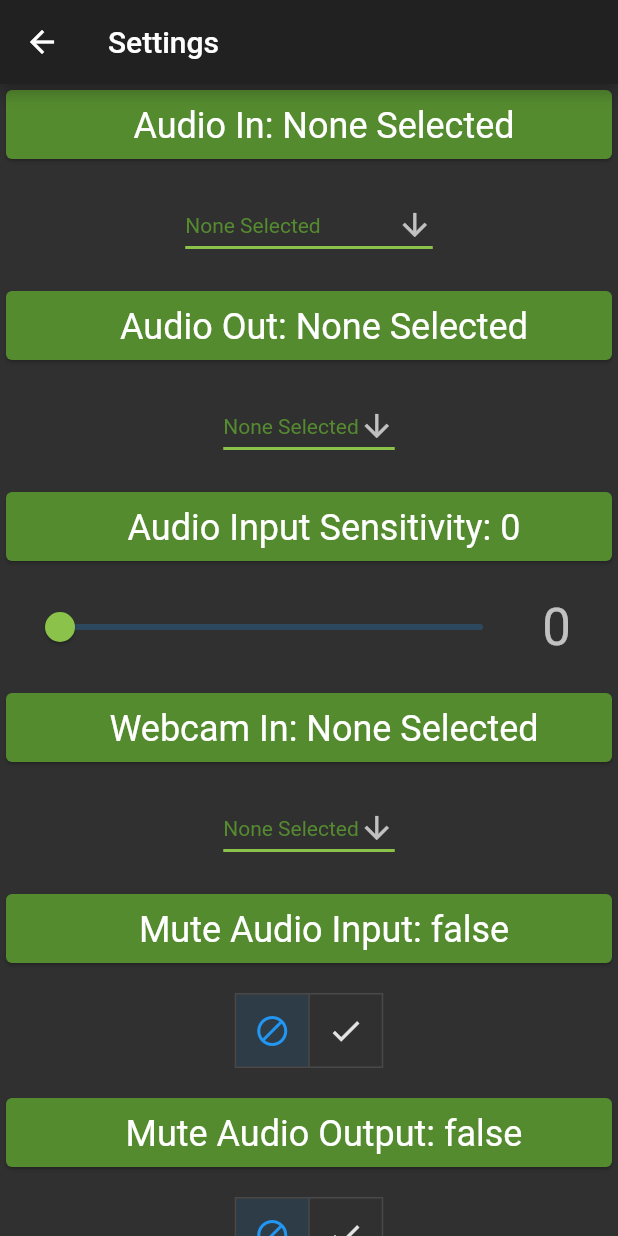
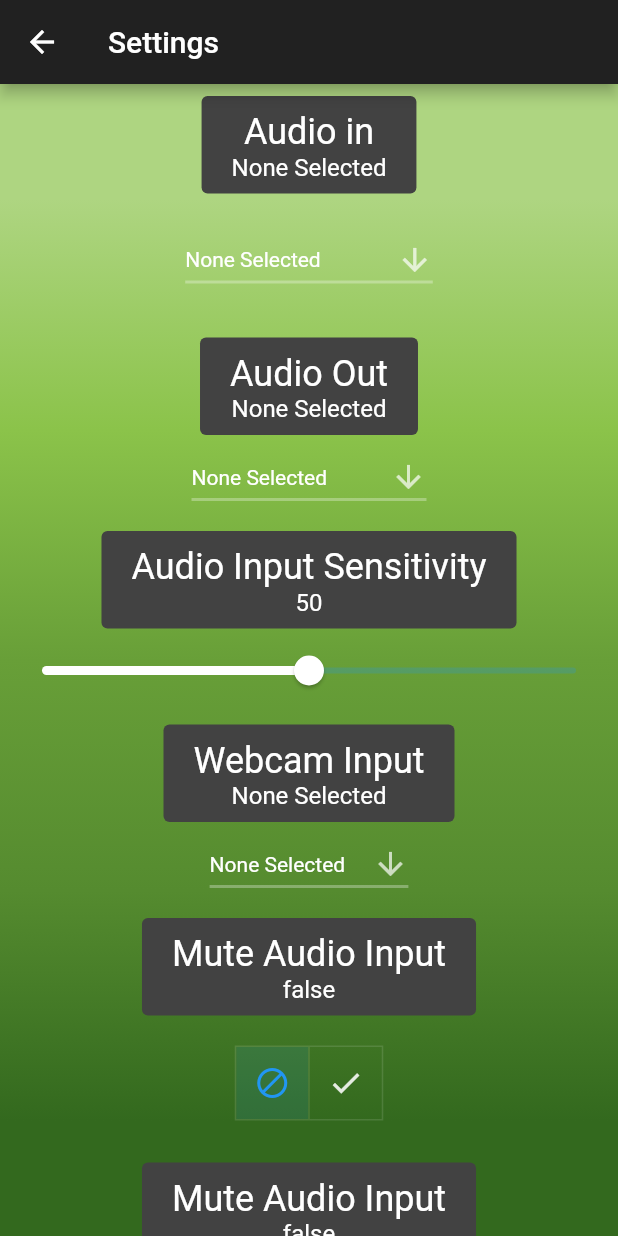
Before and after one commit to VertexChat/vertex, a Flutter app: the SettingsPage screen opened directly, on a phone screen of 412 x 824 dp. Run offline on Flutter 3.47's test engine with Material 2 defaults, Android fonts, the phone set to English and light mode, and no system bars; our stand-ins replace auto_size_text, shared_preferences; missing offline and left inert: shared_preferences_web; accounts and stored records are empty.

Commit message:
Settings Redesign
+ Gradient background

Probably not final.. dunno if it's a great look

```diff
--- a/ui/lib/src/pages/settings_page.dart
+++ b/ui/lib/src/pages/settings_page.dart
@@ -1,7 +1,9 @@
 import 'package:flutter/material.dart';
 import 'package:shared_preferences/shared_preferences.dart';
 import 'package:vertex_ui/src/models/settings_model.dart';
+import 'package:vertex_ui/src/widgets/text_widget.dart';
 
+// TODO: Verify if this is correct
 /// Passing settings in from main.dart
 /// Stateful widget receives data
 /// It hands off data to Stateless widget
@@ -19,16 +21,36 @@ class SettingsPage extends StatefulWidget {
   _SettingsPageState createState() => _SettingsPageState();
 }
 
-class _SettingsPageState extends State<SettingsPage>{
+class _SettingsPageState extends State<SettingsPage> {
   String _audioInput;
   String _audioOutput;
   double _audioInputSensitivity;
   String _videoInput;
   bool _audioInputIsMute;
   bool _audioOutputIsMute;
+  bool _theme; // Light --> true /  Dark --> false
+
+  List<String> _defaultAudioInput = [
+    'None Selected',
+    'Integrated Microphone',
+    'External Microphone'
+  ];
+
+  List<String> _defaultAudioOutput = [
+    'None Selected',
+    'Integrated Speakers',
+    'External Headphones'
+  ];
+
+  List<String> _defaultVideoInput = [
+    'None Selected',
+    'Internal Webcam',
+    'External Webcam'
+  ];
 
   List<bool> _audioInputIsSelected = [true, false];
   List<bool> _audioOutputIsSelected = [true, false];
+  List<bool> _themeIsSelected = [true, false];
 
   /// -- Init State --
   @override
@@ -65,40 +87,37 @@ class _SettingsPageState extends State<SettingsPage>{
     setState(() {
       _audioInput = (sharedPrefs.getString('audioInput') ?? 'None Selected');
       _audioOutput = (sharedPrefs.getString('audioOutput') ?? 'None Selected');
-      _audioInputSensitivity = (sharedPrefs.getDouble('audioInputSensitivity') ?? 0.0);
+      _audioInputSensitivity =
+          (sharedPrefs.getDouble('audioInputSensitivity') ?? 50.0);
       _videoInput = (sharedPrefs.getString('videoInput') ?? 'None Selected');
       _audioInputIsMute = (sharedPrefs.getBool('audioInputIsMute') ?? false);
       _audioOutputIsMute = (sharedPrefs.getBool('audioOutputIsMute') ?? false);
     });
   }
 
-  /// -- Audio Input--
-  /// Text Display
-  Widget get audioInputText {
+  /// -- Audio Input Card--
+  /// Displays Text
+  /// Displays Dropdown
+  Widget get audioInCard {
     return Container(
       child: Card(
-          color: Colors.lightGreen[800],
-          child: Padding(
-            padding: const EdgeInsets.only(
-              top: 10.0,
-              bottom: 8.0,
-              left: 20.0,
-            ),
-            child: Row(
-              crossAxisAlignment: CrossAxisAlignment.start,
+//        color: Colors.lightGreen[800],
+        elevation: 0,
+        color: Colors.transparent,
+        child: Column(
+          crossAxisAlignment: CrossAxisAlignment.center,
           mainAxisAlignment: MainAxisAlignment.spaceEvenly,
           children: <Widget>[
-                Text("Audio In: " + _audioInput,
-                    style: Theme.of(context).textTheme.headline),
+            TextWidget("Audio in", _audioInput),
+            audioInputDropBox,
           ],
         ),
-          )),
+      ),
     );
   }
 
   /// -- Audio Input --
   /// DropBox Display
-  ///
   /// TODO: Manipulate for systems hardware
   Widget get audioInputDropBox {
     return Column(
@@ -118,23 +137,19 @@ class _SettingsPageState extends State<SettingsPage>{
                     icon: Icon(Icons.arrow_downward),
                     iconSize: 24,
                     elevation: 16,
-                    style: TextStyle(color: Colors.lightGreen[800]),
+                    style: TextStyle(color: Colors.white),
                     underline: Container(
                       height: 2,
-                      color: Colors.lightGreen,
+                      color: Colors.white30,
                     ),
                     onChanged: (String value) {
                       setState(() {
                         _audioInput = value;
                       });
+                      // Save as key value pair
                       save('audioInput', value);
                     },
-                    // TODO: Look at getting audio options here
-                    items: <String>[
-                      'None Selected',
-                      'Integrated Microphone',
-                      'External Microphone'
-                    ].map((String value) {
+                    items: _defaultAudioInput.map((String value) {
                       return new DropdownMenuItem<String>(
                         value: value,
                         child: new Text(value),
@@ -148,27 +163,23 @@ class _SettingsPageState extends State<SettingsPage>{
     );
   }
 
-  /// -- Audio Output --
+  /// -- Audio Card--
   /// Text Display
-  Widget get audioOutputText {
+  Widget get audioOutCard {
     return Container(
       child: Card(
-          color: Colors.lightGreen[800],
-          child: Padding(
-            padding: const EdgeInsets.only(
-              top: 10.0,
-              bottom: 8.0,
-              left: 20.0,
-            ),
-            child: Row(
-              crossAxisAlignment: CrossAxisAlignment.start,
+//        color: Colors.lightGreen[800],
+        elevation: 0,
+        color: Colors.transparent,
+        child: Column(
+          crossAxisAlignment: CrossAxisAlignment.center,
           mainAxisAlignment: MainAxisAlignment.spaceEvenly,
           children: <Widget>[
-                Text("Audio Out: " + _audioOutput,
-                    style: Theme.of(context).textTheme.headline),
+            TextWidget("Audio Out", _audioOutput),
+            audioOutputDropBox,
           ],
         ),
-          )),
+      ),
     );
   }
 
@@ -178,10 +189,6 @@ class _SettingsPageState extends State<SettingsPage>{
     return Column(
       children: <Widget>[
         Container(
-            padding: EdgeInsets.symmetric(
-              vertical: 16.0,
-              horizontal: 16.0,
-            ),
           child: Row(
             mainAxisAlignment: MainAxisAlignment.spaceEvenly,
             children: <Widget>[
@@ -192,10 +199,10 @@ class _SettingsPageState extends State<SettingsPage>{
                   icon: Icon(Icons.arrow_downward),
                   iconSize: 24,
                   elevation: 16,
-                    style: TextStyle(color: Colors.lightGreen[800]),
+                  style: TextStyle(color: Colors.white),
                   underline: Container(
                     height: 2,
-                      color: Colors.lightGreen,
+                    color: Colors.white30,
                   ),
                   onChanged: (String value) {
                     setState(() {
@@ -203,10 +210,8 @@ class _SettingsPageState extends State<SettingsPage>{
                     });
                     save('audioOutput', value);
                   },
-
                   // TODO: Look at getting audio options here
-                    items: <String>['None Selected', 'Speakers', 'Headphones']
-                        .map((String value) {
+                  items: _defaultAudioOutput.map((String value) {
                     return new DropdownMenuItem<String>(
                       value: value,
                       child: new Text(value),
@@ -215,34 +220,29 @@ class _SettingsPageState extends State<SettingsPage>{
                 ),
               ),
             ],
-            )),
+          ),
+        ),
       ],
     );
   }
 
-  /// -- Audio Input Sensitivity --
-  /// Text Display
-  Widget get audioInputSensitivityText {
+  /// -- Audio Sensitivity Card--
+  Widget get audioInputSensitivityCard {
     return Container(
       child: Card(
-          color: Colors.lightGreen[800],
-          child: Padding(
-            padding: const EdgeInsets.only(
-              top: 10.0,
-              bottom: 8.0,
-              left: 20.0,
-            ),
-            child: Row(
-              crossAxisAlignment: CrossAxisAlignment.start,
+//        color: Colors.lightGreen[800],
+        elevation: 0,
+        color: Colors.transparent,
+        child: Column(
+          crossAxisAlignment: CrossAxisAlignment.center,
           mainAxisAlignment: MainAxisAlignment.spaceEvenly,
           children: <Widget>[
-                Text(
-                    "Audio Input Sensitivity: " +
-                        _audioInputSensitivity.floor().toString(),
-                    style: Theme.of(context).textTheme.headline),
+            TextWidget("Audio Input Sensitivity",
+                _audioInputSensitivity.floor().toString()),
+            audioInputSensitivitySlider,
           ],
         ),
-          )),
+      ),
     );
   }
 
@@ -252,17 +252,13 @@ class _SettingsPageState extends State<SettingsPage>{
     return Column(
       children: <Widget>[
         Container(
-            padding: EdgeInsets.symmetric(
-              vertical: 16.0,
-              horizontal: 16.0,
-            ),
           child: Row(
             mainAxisAlignment: MainAxisAlignment.spaceBetween,
             children: <Widget>[
               Flexible(
                 flex: 1,
                 child: Slider(
-                    activeColor: Colors.lightGreen,
+                  activeColor: Colors.white,
                   min: 0.0,
                   max: 100.0,
                   onChanged: (value) {
@@ -274,43 +270,30 @@ class _SettingsPageState extends State<SettingsPage>{
                   value: _audioInputSensitivity,
                 ),
               ),
-
-                // This displays the slider value
-                Container(
-                  width: 50.0,
-                  alignment: Alignment.center,
-                  child: Text(
-                    '${_audioInputSensitivity.toInt()}',
-                    style: Theme.of(context).textTheme.display1,
+            ],
           ),
-                )
-              ],
-            )),
+        ),
       ],
     );
   }
 
-  /// -- WebCam Input --
-  /// Text Widget
-  Widget get videoInputText {
+  /// -- Audio Card--
+  /// Text Display
+  Widget get videoInputCard {
     return Container(
       child: Card(
-          color: Colors.lightGreen[800],
-          child: Padding(
-            padding: const EdgeInsets.only(
-              top: 10.0,
-              bottom: 8.0,
-              left: 20.0,
-            ),
-            child: Row(
-              crossAxisAlignment: CrossAxisAlignment.start,
+//        color: Colors.lightGreen[800],
+        elevation: 0,
+        color: Colors.transparent,
+        child: Column(
+          crossAxisAlignment: CrossAxisAlignment.center,
           mainAxisAlignment: MainAxisAlignment.spaceEvenly,
           children: <Widget>[
-                Text("Webcam In: " + _videoInput,
-                    style: Theme.of(context).textTheme.headline),
+            TextWidget("Webcam Input", _videoInput),
+            videoInputDropBox,
           ],
         ),
-          )),
+      ),
     );
   }
 
@@ -320,10 +303,6 @@ class _SettingsPageState extends State<SettingsPage>{
     return Column(
       children: <Widget>[
         Container(
-            padding: EdgeInsets.symmetric(
-              vertical: 16.0,
-              horizontal: 16.0,
-            ),
           child: Row(
             mainAxisAlignment: MainAxisAlignment.spaceEvenly,
             children: <Widget>[
@@ -334,10 +313,10 @@ class _SettingsPageState extends State<SettingsPage>{
                   icon: Icon(Icons.arrow_downward),
                   iconSize: 24,
                   elevation: 16,
-                    style: TextStyle(color: Colors.lightGreen[800]),
+                  style: TextStyle(color: Colors.white),
                   underline: Container(
                     height: 2,
-                      color: Colors.lightGreen,
+                    color: Colors.white30,
                   ),
                   onChanged: (String value) {
                     setState(() {
@@ -345,10 +324,8 @@ class _SettingsPageState extends State<SettingsPage>{
                     });
                     save('videoInput', value);
                   },
-                    items: <String>[
-                      'None Selected',
-                      'Webcam',
-                    ].map((String value) {
+                  // TODO: Look at getting audio options here
+                  items: _defaultVideoInput.map((String value) {
                     return new DropdownMenuItem<String>(
                       value: value,
                       child: new Text(value),
@@ -357,32 +334,29 @@ class _SettingsPageState extends State<SettingsPage>{
                 ),
               ),
             ],
-            )),
+          ),
+        ),
       ],
     );
   }
 
-  /// -- Mute Microphone --
-  /// Text Widget
-  Widget get audioInputIsMuteText {
+  /// -- Audio Card--
+  /// Text Display
+  Widget get audioInputIsMuteCard {
     return Container(
       child: Card(
-          color: Colors.lightGreen[800],
-          child: Padding(
-            padding: const EdgeInsets.only(
-              top: 10.0,
-              bottom: 8.0,
-              left: 20.0,
-            ),
-            child: Row(
-              crossAxisAlignment: CrossAxisAlignment.start,
+//        color: Colors.lightGreen[800],
+        elevation: 0,
+        color: Colors.transparent,
+        child: Column(
+          crossAxisAlignment: CrossAxisAlignment.center,
           mainAxisAlignment: MainAxisAlignment.spaceEvenly,
           children: <Widget>[
-                Text("Mute Audio Input: " + _audioInputIsMute.toString(),
-                    style: Theme.of(context).textTheme.headline),
+            TextWidget("Mute Audio Input", _audioInputIsMute.toString()),
+            audioInputIsMuteToggle,
           ],
         ),
-          )),
+      ),
     );
   }
 
@@ -415,6 +389,7 @@ class _SettingsPageState extends State<SettingsPage>{
                         }
                         _audioInputIsMute = _audioInputIsSelected[i];
                         save('audioInputIsMute', _audioInputIsSelected[i]);
+                        save('audioInputIsSelected', _audioInputIsSelected[i]);
                       }
                     });
                   },
@@ -426,27 +401,23 @@ class _SettingsPageState extends State<SettingsPage>{
     );
   }
 
-  /// -- Mute Headphone --
-  /// Text Widget
-  Widget get audioOutputIsMuteText {
+  /// -- Audio Card--
+  /// Text Display
+  Widget get audioOutputIsMuteCard {
     return Container(
       child: Card(
-          color: Colors.lightGreen[800],
-          child: Padding(
-            padding: const EdgeInsets.only(
-              top: 10.0,
-              bottom: 8.0,
-              left: 20.0,
-            ),
-            child: Row(
-              crossAxisAlignment: CrossAxisAlignment.start,
+//        color: Colors.lightGreen[800],
+        elevation: 0,
+        color: Colors.transparent,
+        child: Column(
+          crossAxisAlignment: CrossAxisAlignment.center,
           mainAxisAlignment: MainAxisAlignment.spaceEvenly,
           children: <Widget>[
-                Text("Mute Audio Output: " + _audioOutputIsMute.toString(),
-                    style: Theme.of(context).textTheme.headline),
+            TextWidget("Mute Audio Input", _audioOutputIsMute.toString()),
+            audioOutputIsMuteToggle,
           ],
         ),
-          )),
+      ),
     );
   }
 
@@ -474,12 +445,13 @@ class _SettingsPageState extends State<SettingsPage>{
                       for (int i = 0; i < _audioOutputIsSelected.length; i++) {
                         if (i == index) {
                           _audioOutputIsSelected[i] = true;
+//                          brightness: Brightness.dark,
                         } else {
                           _audioOutputIsSelected[i] = false;
                         }
                         _audioOutputIsMute = _audioOutputIsSelected[i];
                         save('audioOutputIsMute', _audioOutputIsSelected[i]);
-
+                        save('audioOutputIsSelected', _audioOutputIsSelected[i]);
                       }
                     });
                   },
@@ -490,30 +462,135 @@ class _SettingsPageState extends State<SettingsPage>{
       ],
     );
   }
+//
+//  /// -- Theme Card--
+//  /// Text Display
+//  Widget get themeCard {
+//    return Container(
+//      child: Card(
+//        color: Colors.lightGreen[800],
+//        child: Column(
+//          crossAxisAlignment: CrossAxisAlignment.center,
+//          mainAxisAlignment: MainAxisAlignment.spaceEvenly,
+//          children: <Widget>[
+//            TextWidget("", _audioOutputIsMute.toString()),
+//            audioOutputIsMuteToggle,
+//          ],
+//        ),
+//      ),
+//    );
+//  }
+//
+//  /// -- Theme Input --
+//  /// Text Widget
+//  Widget get themeText {
+//    return Container(
+//      child: Card(
+////          color: Colors.lightGreen[800],
+//          child: Padding(
+//            padding: const EdgeInsets.only(
+//              top: 10.0,
+//              bottom: 8.0,
+//              left: 20.0,
+//            ),
+//            child: Row(
+//              crossAxisAlignment: CrossAxisAlignment.start,
+//              mainAxisAlignment: MainAxisAlignment.spaceEvenly,
+//              children: <Widget>[
+//                Text("Current Theme: " + _theme.toString(),
+//                    style: Theme.of(context).textTheme.headline),
+//              ],
+//            ),
+//          )),
+//    );
+//  }
+//
+//  /// -- Mute Headphone --
+//  /// ToggleButton Widget
+//  Widget get themeToggle {
+//    return Column(
+//      children: <Widget>[
+//        Container(
+//            padding: EdgeInsets.symmetric(
+//              vertical: 16.0,
+//              horizontal: 16.0,
+//            ),
+//            child: Row(
+//              mainAxisAlignment: MainAxisAlignment.spaceEvenly,
+//              children: <Widget>[
+//                ToggleButtons(
+//                  children: <Widget>[
+//                    Icon(Icons.do_not_disturb_alt),
+//                    Icon(Icons.check),
+//                  ],
+////                  // Need mutually exclusive check
+//                  onPressed: (int index) {
+//                    setState(() {
+//                      for (int i = 0; i < _themeIsSelected.length; i++) {
+//                        if (i == index) {
+//                          _themeIsSelected[i] = true;
+//                        } else {
+//                          _themeIsSelected[i] = false;
+//                        }
+//                        _theme = _themeIsSelected[i];
+//                        save('theme', _themeIsSelected[i]);
+//                      }
+//                    });
+//                  },
+//                  isSelected: _themeIsSelected,
+//                ),
+//              ],
+//            )),
+//      ],
+//    );
+//  }
 
   @override
   Widget build(BuildContext context) {
     return Scaffold(
-//      backgroundColor: Colors.white12,
+      backgroundColor: Colors.white12,
       appBar: AppBar(
         title: Text("Settings"),
       ),
-      body: Center(
+      body: Container(
+        decoration: BoxDecoration(
+          gradient: LinearGradient(
+            begin: Alignment.bottomCenter,
+            end: Alignment.topCenter,
+            stops: [0.1, 0.3, 0.5, 0.7, 0.9],
+            colors: [
+              Colors.lightGreen[900],
+              Colors.lightGreen[800],
+              Colors.lightGreen[700],
+              Colors.lightGreen[500],
+              Colors.lightGreen[300],
+            ],
+          ),
+        ),
+        child: Center(
           child: ListView(
             children: <Widget>[
-            audioInputText,
-            audioInputDropBox,
-            audioOutputText,
-            audioOutputDropBox,
-            audioInputSensitivityText,
-            audioInputSensitivitySlider,
-            videoInputText,
-            videoInputDropBox,
-            audioInputIsMuteText,
-            audioInputIsMuteToggle,
-            audioOutputIsMuteText,
-            audioOutputIsMuteToggle,
+              audioInCard,
+              audioOutCard,
+              audioInputSensitivityCard,
+              videoInputCard,
+              audioInputIsMuteCard,
+              audioOutputIsMuteCard,
+//            audioInputDropBox,
+//            audioOutputText,
+//            audioOutputDropBox,
+//            audioInputSensitivityText,
+//            audioInputSensitivitySlider,
+//            videoInputText,
+//            videoInputDropBox,
+//            audioInputIsMuteText,
+//            audioInputIsMuteToggle,
+//            audioOutputIsMuteText,
+//            audioOutputIsMuteToggle,
+//            themeText,
+//            themeToggle,
             ],
+          ),
         ),
       ),
     );
--- a/ui/lib/src/widgets/drop_box_widget.dart
+++ b/ui/lib/src/widgets/drop_box_widget.dart
@@ -1,22 +1,69 @@
+//import 'package:flutter/material.dart';
+//
+//class DropBoxWidget extends StatelessWidget {
+//
+//  @override
+//  _DropBoxWidgetState createState() => _DropBoxWidgetState();
+//}
+//
+//class _DropBoxWidgetState extends State<DropBoxWidget> {
+//  String defaultValue;
+//  List<String> options;
+//
+//  _DropBoxWidgetState({this.defaultValue, this.options});
+//
+//  @override
+//  Widget build(BuildContext context) {
+//    return Column(
+//      children: <Widget>[
+//        Container(
+//            padding: EdgeInsets.symmetric(
+//              vertical: 16.0,
+//              horizontal: 16.0,
+//            ),
+//            child: Row(
+//              mainAxisAlignment: MainAxisAlignment.spaceEvenly,
+//              children: <Widget>[
+//                Flexible(
+//                  flex: 1,
+//                  child: DropdownButton<String>(
+//                    value: defaultValue,
+//                    icon: Icon(Icons.arrow_downward),
+//                    iconSize: 24,
+//                    elevation: 16,
+//                    style: TextStyle(color: Colors.lightGreen[800]),
+//                    underline: Container(
+//                      height: 2,
+//                      color: Colors.lightGreen,
+//                    ),
+//                    onChanged: (String value) {
+//                      setState(() {
+//                        defaultValue = value;
+//                      });
+//                    },
+//                    // TODO: Look at getting audio options here
+//                    items: options.map((String value) {
+//                      return new DropdownMenuItem<String>(
+//                        value: value,
+//                        child: new Text(value),
+//                      );
+//                    }).toList(),
+//                  ),
+//                ),
+//              ],
+//            )),
+//      ],
+//    );
+//  }
+//}
+
 import 'package:flutter/material.dart';
 
-// TODO: Make this class work
-
-class DropBoxWidget extends StatefulWidget {
-  final String _value; // Value Store
+class DropBoxWidget extends StatelessWidget {
+  String defaultValue;
   final List<String> options;
 
-  DropBoxWidget(this._value, this.options);
-
-  @override
-  _DropBoxWidgetState createState() => _DropBoxWidgetState(_value, options);
-}
-
-class _DropBoxWidgetState extends State<DropBoxWidget> {
-  String _defaultValue;
-  List<String> options;
-
-  _DropBoxWidgetState(this._defaultValue, this.options);
+  DropBoxWidget(this.defaultValue, this.options);
 
   @override
   Widget build(BuildContext context) {
@@ -33,7 +80,7 @@ class _DropBoxWidgetState extends State<DropBoxWidget> {
                 Flexible(
                   flex: 1,
                   child: DropdownButton<String>(
-                    value: _defaultValue,
+                    value: defaultValue,
                     icon: Icon(Icons.arrow_downward),
                     iconSize: 24,
                     elevation: 16,
@@ -43,16 +90,10 @@ class _DropBoxWidgetState extends State<DropBoxWidget> {
                       color: Colors.lightGreen,
                     ),
                     onChanged: (String value) {
-                      setState(() {
-                        _defaultValue = value;
-                      });
+                      defaultValue = value;
                     },
                     // TODO: Look at getting audio options here
-                    items: <String>[
-                      'None Selected',
-                      '$options[0]',
-                      '$options[1]',
-                    ].map((String value) {
+                    items: options.map((String value) {
                       return new DropdownMenuItem<String>(
                         value: value,
                         child: new Text(value),
--- a/ui/lib/src/widgets/text_widget.dart
+++ b/ui/lib/src/widgets/text_widget.dart
@@ -10,19 +10,23 @@ class TextWidget extends StatelessWidget {
   Widget build(BuildContext context) {
     return Container(
       child: Card(
-        color: Colors.lightGreen[800],
+        elevation: 0,
+//        color: Colors.white12,
         child: Padding(
           padding: const EdgeInsets.only(
             top: 10.0,
             bottom: 8.0,
             left: 20.0,
+            right: 20.0
           ),
-          child: Row(
-            crossAxisAlignment: CrossAxisAlignment.start,
+          child: Column(
+            crossAxisAlignment: CrossAxisAlignment.center,
             mainAxisAlignment: MainAxisAlignment.spaceEvenly,
             children: <Widget>[
-              Text("$text: " + varText,
-                  style: Theme.of(context).textTheme.headline),
+//              Text("$text: " + varText,
+//                  style: Theme.of(context).textTheme.headline),
+              Text(text, style: Theme.of(context).textTheme.headline),
+              Text(varText, style: Theme.of(context).textTheme.subhead),
             ],
           ),
         ),
```
Also changed, not shown: 3 other files. Lines whose indentation alone changed are shown as unchanged.
